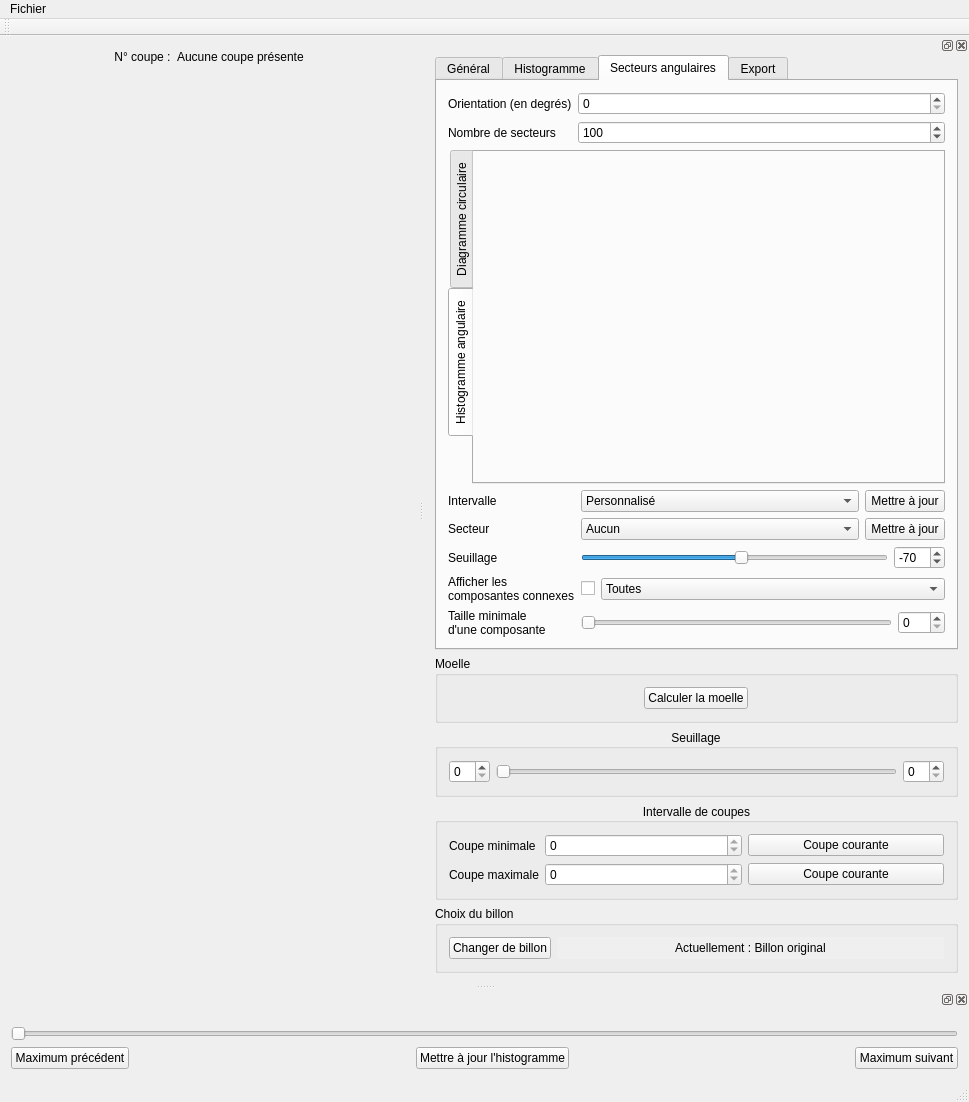
Qt form ui/mainwindow.ui (akrah/TKDetection) before a commit.
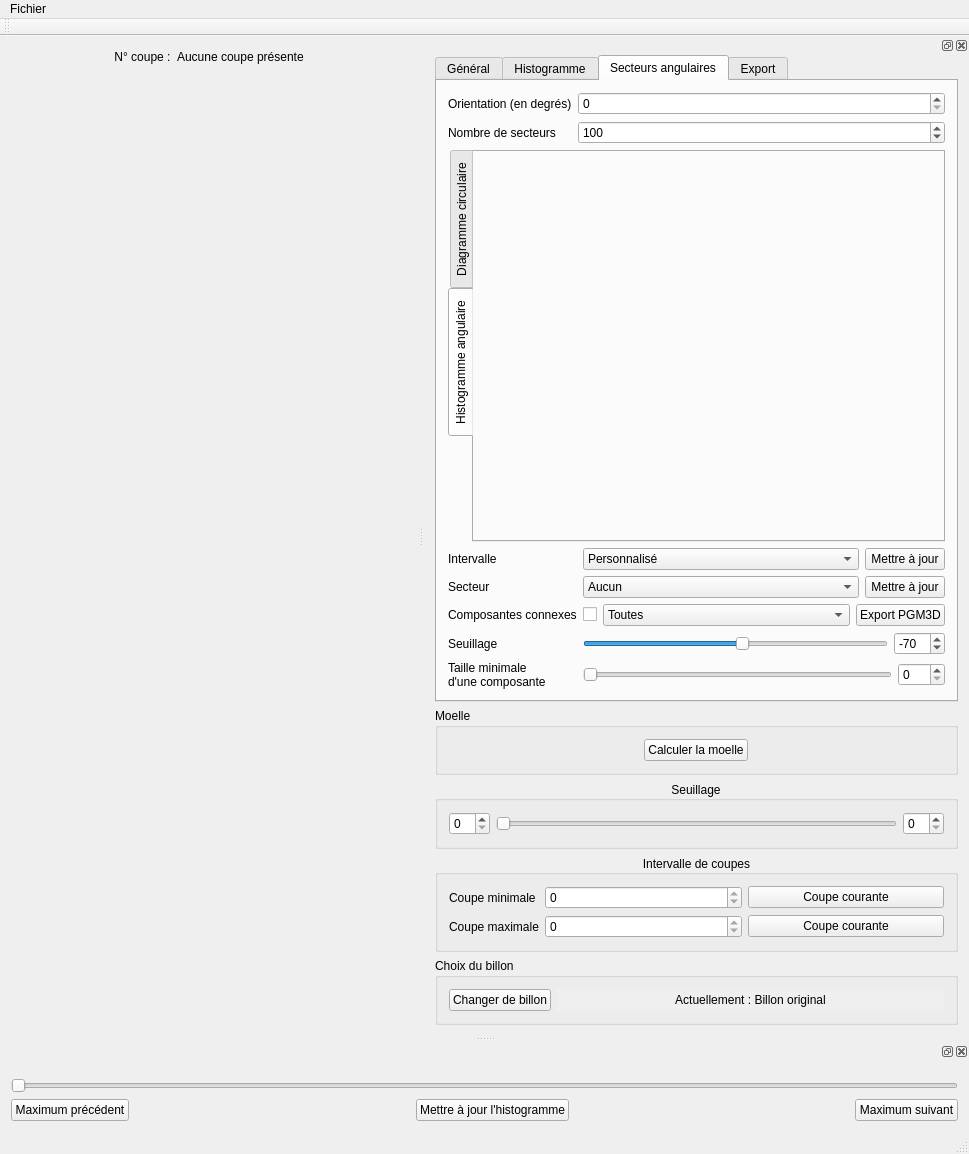
The same form after that commit. Custom widgets are drawn as their Qt base class.

Commit message: Ajout de l'export pgm3d

Patch:
```diff
--- a/ui/mainwindow.ui
+++ b/ui/mainwindow.ui
@@ -7,7 +7,7 @@
     <x>0</x>
     <y>0</y>
     <width>969</width>
-    <height>1052</height>
+    <height>1154</height>
    </rect>
   </property>
   <property name="windowTitle">
@@ -105,7 +105,7 @@
            <x>0</x>
            <y>0</y>
            <width>403</width>
-           <height>799</height>
+           <height>900</height>
           </rect>
          </property>
          <layout class="QHBoxLayout" name="horizontalLayout_8">
@@ -1089,14 +1089,14 @@
              </item>
             </layout>
            </item>
-           <item row="2" column="0">
+           <item row="3" column="0">
             <widget class="QLabel" name="label_6">
              <property name="text">
               <string>Seuillage</string>
              </property>
             </widget>
            </item>
-           <item row="2" column="1">
+           <item row="3" column="1">
             <layout class="QHBoxLayout" name="horizontalLayout_17">
              <item>
               <widget class="QSlider" name="_sliderSectorThresholding">
@@ -1129,23 +1129,7 @@
              </item>
             </layout>
            </item>
-           <item row="3" column="0">
-            <widget class="QLabel" name="label_29">
-             <property name="text">
-              <string>Afficher les
-composantes connexes</string>
-             </property>
-            </widget>
-           </item>
-           <item row="4" column="0">
-            <widget class="QLabel" name="label_30">
-             <property name="text">
-              <string>Taille minimale
-d'une composante</string>
-             </property>
-            </widget>
-           </item>
-           <item row="4" column="1">
+           <item row="5" column="1">
             <layout class="QHBoxLayout" name="horizontalLayout_18">
              <item>
               <widget class="QSlider" name="_sliderMinimalSizeOfConnexComponents">
@@ -1166,7 +1150,22 @@
              </item>
             </layout>
            </item>
-           <item row="3" column="1">
+           <item row="5" column="0">
+            <widget class="QLabel" name="label_30">
+             <property name="text">
+              <string>Taille minimale
+d'une composante</string>
+             </property>
+            </widget>
+           </item>
+           <item row="2" column="0">
+            <widget class="QLabel" name="label_29">
+             <property name="text">
+              <string>Composantes connexes</string>
+             </property>
+            </widget>
+           </item>
+           <item row="2" column="1">
             <layout class="QHBoxLayout" name="horizontalLayout_19">
              <item>
               <widget class="QCheckBox" name="_checkEnableConnexComponents">
@@ -1193,6 +1192,19 @@
                </item>
               </widget>
              </item>
+             <item>
+              <widget class="QPushButton" name="_buttonConnexComponentExportPgm3D">
+               <property name="sizePolicy">
+                <sizepolicy hsizetype="Maximum" vsizetype="Fixed">
+                 <horstretch>0</horstretch>
+                 <verstretch>0</verstretch>
+                </sizepolicy>
+               </property>
+               <property name="text">
+                <string>Export PGM3D</string>
+               </property>
+              </widget>
+             </item>
             </layout>
            </item>
           </layout>
```
Left out of the diff: 2 changed lines with no effect on the pictures. The commit also changes 4 other files.
